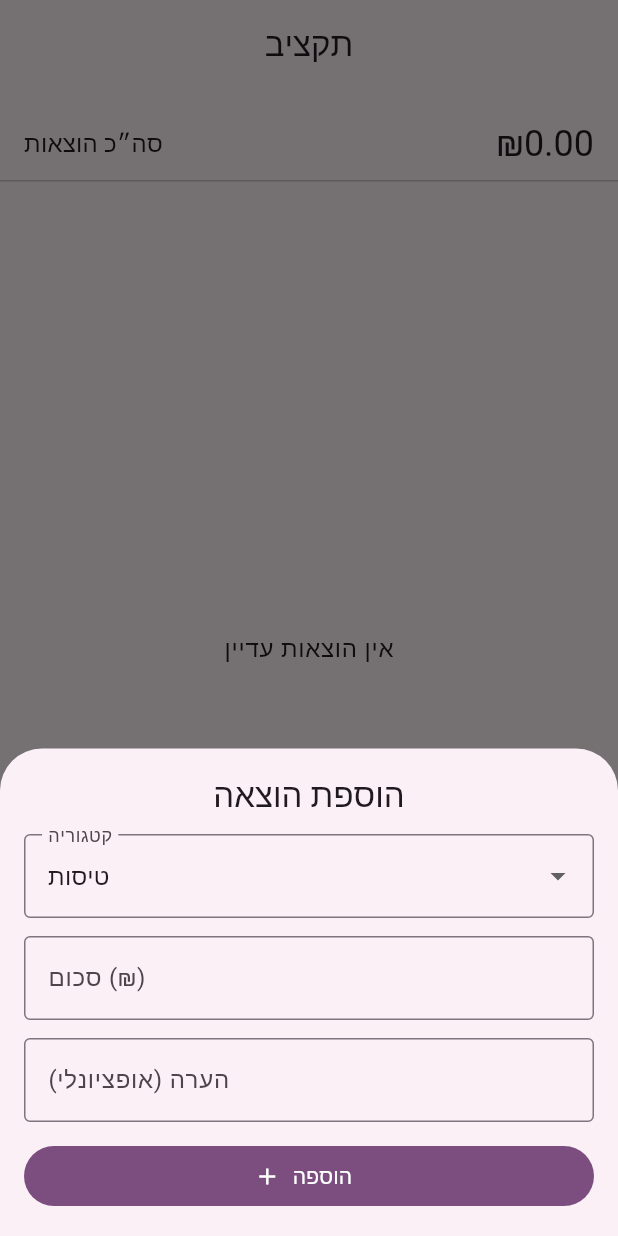
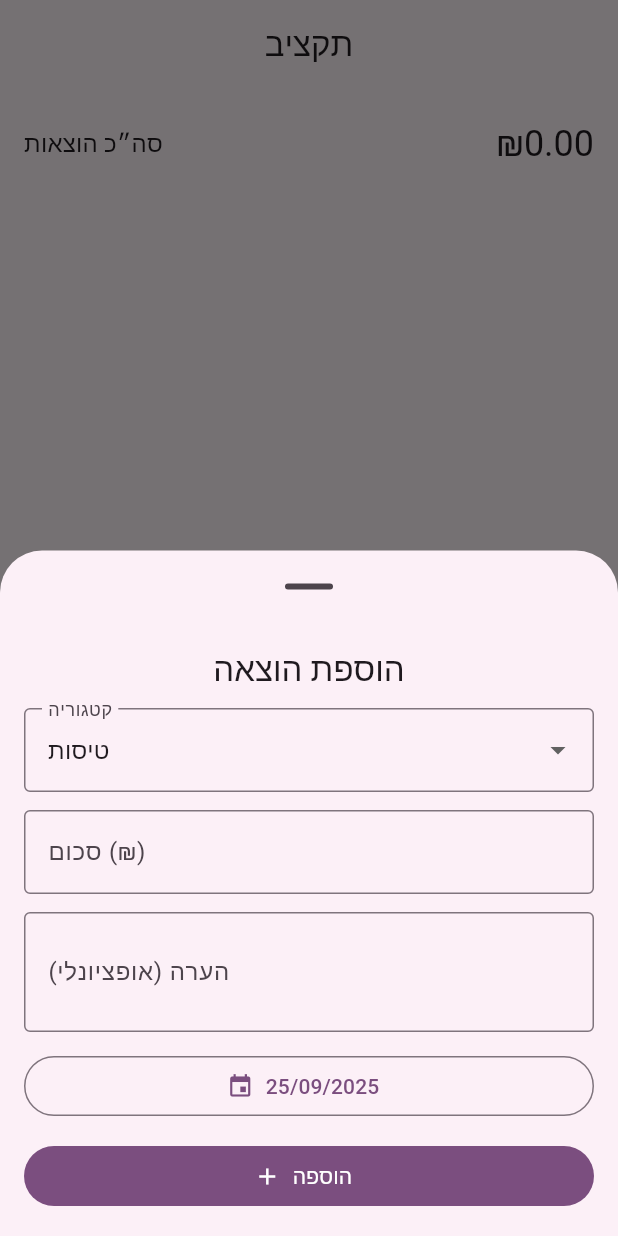
Before and after one commit to MeitalHilf/my_trip_app, a Flutter app: the screen it shows after launch, item 2 of the bottom bar chosen, after a tap on "הוצאה", on a phone screen of 412 x 824 dp. Run offline on Flutter 3.47's test engine with Material 3 defaults, Android fonts, the phone set to English and light mode, and no system bars; our stand-ins replace flutter_dotenv, shared_preferences.

Commit message:
edit and delete - budget page

```diff
--- a/lib/pages/budget_page.dart
+++ b/lib/pages/budget_page.dart
@@ -1,6 +1,7 @@
 import 'dart:convert';
 import 'package:flutter/material.dart';
 import 'package:shared_preferences/shared_preferences.dart';
+import 'package:intl/intl.dart';
 
 class BudgetPage extends StatefulWidget {
   const BudgetPage({super.key});
@@ -12,7 +13,7 @@ class BudgetPage extends StatefulWidget {
 class _BudgetPageState extends State<BudgetPage> {
   static const _storeKey = 'budget_items_v1';
 
-  final List<ExpenseItem> _items = [];
+  final List<BudgetExpenseItem> _items = [];
   bool _loading = true;
 
   @override
@@ -24,16 +25,15 @@ class _BudgetPageState extends State<BudgetPage> {
   Future<void> _loadItems() async {
     final prefs = await SharedPreferences.getInstance();
     final raw = prefs.getString(_storeKey);
+    _items.clear();
     if (raw != null && raw.isNotEmpty) {
+      try {
         final list = (jsonDecode(raw) as List)
             .whereType<Map<String, dynamic>>()
-          .map(ExpenseItem.fromJson)
+            .map(BudgetExpenseItem.fromJson)
             .toList();
-      setState(() {
-        _items
-          ..clear()
-          ..addAll(list);
-      });
+        _items.addAll(list);
+      } catch (_) {}
     }
     setState(() => _loading = false);
   }
@@ -44,48 +44,71 @@ class _BudgetPageState extends State<BudgetPage> {
     await prefs.setString(_storeKey, raw);
   }
 
-  double get _total =>
-      _items.fold(0.0, (sum, e) => sum + (e.amount ?? 0));
+  double get _total => _items.fold(0.0, (s, e) => s + (e.amount ?? 0));
 
-  Future<void> _addItemDialog() async {
+  Map<String, List<BudgetExpenseItem>> get _byCategory {
+    final map = <String, List<BudgetExpenseItem>>{};
+    for (final e in _items) {
+      map.putIfAbsent(e.category, () => []).add(e);
+    }
+    // סדר קטגוריות לפי שם
+    final sorted = Map.fromEntries(
+      map.entries.toList()
+        ..sort((a, b) => a.key.compareTo(b.key)),
+    );
+    return sorted;
+  }
+
+  Future<void> _addOrEditDialog({BudgetExpenseItem? existing}) async {
     final formKey = GlobalKey<FormState>();
-    final noteCtrl = TextEditingController();
-    final amountCtrl = TextEditingController();
-    String category = _categories.first;
+    final noteCtrl = TextEditingController(text: existing?.note ?? '');
+    final amountCtrl =
+    TextEditingController(text: existing?.amount?.toString() ?? '');
+    final categories = const [
+      'טיסות',
+      'לינה',
+      'אוכל',
+      'תחבורה',
+      'אטרקציות',
+      'אחר',
+    ];
+    String category = existing?.category ?? categories.first;
+    DateTime when = existing?.date ?? DateTime.now();
 
     await showModalBottomSheet(
       context: context,
       isScrollControlled: true,
+      showDragHandle: true,
       builder: (ctx) {
+        final bottom = MediaQuery.of(ctx).viewInsets.bottom;
         return Padding(
-          padding: EdgeInsets.only(
-            left: 16,
-            right: 16,
-            top: 16,
-            bottom: MediaQuery.of(ctx).viewInsets.bottom + 16,
-          ),
+          padding: EdgeInsets.fromLTRB(16, 16, 16, bottom + 16),
           child: Form(
             key: formKey,
             child: Column(
               mainAxisSize: MainAxisSize.min,
               children: [
-                Text('הוספת הוצאה', style: Theme.of(ctx).textTheme.titleLarge),
+                Text(
+                  existing == null ? 'הוספת הוצאה' : 'עריכת הוצאה',
+                  style: Theme.of(ctx).textTheme.titleLarge,
+                ),
                 const SizedBox(height: 12),
+
+                // קטגוריה
                 DropdownButtonFormField<String>(
                   value: category,
                   decoration: const InputDecoration(
                     labelText: 'קטגוריה',
                     border: OutlineInputBorder(),
                   ),
-                  items: _categories
-                      .map((c) => DropdownMenuItem(
-                    value: c,
-                    child: Text(c),
-                  ))
+                  items: categories
+                      .map((c) => DropdownMenuItem(value: c, child: Text(c)))
                       .toList(),
-                  onChanged: (v) => category = v ?? _categories.first,
+                  onChanged: (v) => category = v ?? categories.first,
                 ),
                 const SizedBox(height: 12),
+
+                // סכום
                 TextFormField(
                   controller: amountCtrl,
                   keyboardType:
@@ -102,35 +125,84 @@ class _BudgetPageState extends State<BudgetPage> {
                   },
                 ),
                 const SizedBox(height: 12),
+
+                // הערה
                 TextFormField(
                   controller: noteCtrl,
                   decoration: const InputDecoration(
                     labelText: 'הערה (אופציונלי)',
                     border: OutlineInputBorder(),
                   ),
+                  maxLines: 2,
                 ),
                 const SizedBox(height: 12),
+
+                // תאריך
+                Row(
+                  children: [
+                    Expanded(
+                      child: OutlinedButton.icon(
+                        icon: const Icon(Icons.event),
+                        label: Text(DateFormat('dd/MM/yyyy').format(when)),
+                        onPressed: () async {
+                          final d = await showDatePicker(
+                            context: ctx,
+                            initialDate: when,
+                            firstDate: DateTime(2000),
+                            lastDate: DateTime(2100),
+                          );
+                          if (d != null) {
+                            when = DateTime(d.year, d.month, d.day, when.hour, when.minute);
+                            // ignore: use_build_context_synchronously
+                            (ctx as Element).markNeedsBuild();
+                          }
+                        },
+                      ),
+                    ),
+                  ],
+                ),
+                const SizedBox(height: 12),
+
+                // שמירה
                 SizedBox(
                   width: double.infinity,
                   child: FilledButton.icon(
-                    icon: const Icon(Icons.add),
-                    label: const Text('הוספה'),
+                    icon: Icon(existing == null ? Icons.add : Icons.check),
+                    label: Text(existing == null ? 'הוספה' : 'שמירה'),
                     onPressed: () {
                       if (formKey.currentState?.validate() != true) return;
-                      final amt = double.parse(
-                          amountCtrl.text.replaceAll(',', '.'));
-                      final item = ExpenseItem(
-                        id: DateTime.now().microsecondsSinceEpoch.toString(),
+                      final amt =
+                      double.parse(amountCtrl.text.replaceAll(',', '.'));
+
+                      if (existing == null) {
+                        final item = BudgetExpenseItem(
+                          id: DateTime.now()
+                              .microsecondsSinceEpoch
+                              .toString(),
                           category: category,
                           amount: amt,
                           note: noteCtrl.text.trim().isEmpty
                               ? null
                               : noteCtrl.text.trim(),
-                        date: DateTime.now(),
+                          date: when,
                         );
-                      setState(() {
-                        _items.insert(0, item);
-                      });
+                        setState(() => _items.insert(0, item));
+                      } else {
+                        final idx =
+                        _items.indexWhere((e) => e.id == existing.id);
+                        if (idx != -1) {
+                          _items[idx] = existing.copyWith(
+                            category: category,
+                            amount: amt,
+                            note: noteCtrl.text.trim().isEmpty
+                                ? null
+                                : noteCtrl.text.trim(),
+                            date: when,
+                          );
+                          setState(() {});
+                        }
+                      }
+
                       _saveItems();
                       Navigator.pop(ctx);
                     },
@@ -144,11 +216,22 @@ class _BudgetPageState extends State<BudgetPage> {
     );
   }
 
-  void _deleteItem(ExpenseItem item) {
-    setState(() {
-      _items.removeWhere((e) => e.id == item.id);
-    });
+  Future<void> _confirmDelete(BudgetExpenseItem item) async {
+    final ok = await showDialog<bool>(
+      context: context,
+      builder: (_) => AlertDialog(
+        title: const Text('מחיקת הוצאה'),
+        content: const Text('למחוק את ההוצאה הזו?'),
+        actions: [
+          TextButton(onPressed: () => Navigator.pop(context, false), child: const Text('בטל')),
+          FilledButton(onPressed: () => Navigator.pop(context, true), child: const Text('מחק')),
+        ],
+      ),
+    );
+    if (ok == true) {
+      setState(() => _items.removeWhere((e) => e.id == item.id));
       _saveItems();
+    }
   }
 
   @override
@@ -158,100 +241,102 @@ class _BudgetPageState extends State<BudgetPage> {
     return Scaffold(
       body: _loading
           ? const Center(child: CircularProgressIndicator())
-          : Column(
+          : ListView(
+        padding: const EdgeInsets.fromLTRB(16, 24, 16, 100),
         children: [
           // סיכום עליון
-          Padding(
-            padding: const EdgeInsets.fromLTRB(16, 24, 16, 8),
-            child: Row(
+          Row(
             children: [
-                Expanded(
-                  child: Text('סה״כ הוצאות',
-                      style: t.titleMedium),
-                ),
-                Text('₪${_total.toStringAsFixed(2)}',
-                    style: t.headlineSmall),
+              Expanded(child: Text('סה״כ הוצאות', style: t.titleMedium)),
+              Text('₪${_total.toStringAsFixed(2)}', style: t.headlineSmall),
             ],
           ),
+          const SizedBox(height: 12),
+
+          // קיבוץ לפי קטגוריה
+          ..._byCategory.entries.map((entry) {
+            final cat = entry.key;
+            final list = entry.value;
+            final catTotal =
+            list.fold<double>(0, (s, e) => s + (e.amount ?? 0));
+
+            return Card(
+              child: ExpansionTile(
+                title: Text(cat),
+                trailing: Text('₪${catTotal.toStringAsFixed(2)}'),
+                children: list.map((e) {
+                  final subtitle = [
+                    if (e.note?.isNotEmpty == true) e.note!,
+                    if (e.date != null)
+                      DateFormat('dd/MM/yyyy').format(e.date!),
+                  ].join(' • ');
+
+                  return ListTile(
+                    title: Text('₪${(e.amount ?? 0).toStringAsFixed(2)}'),
+                    subtitle: Text(subtitle),
+                    leading: const Icon(Icons.receipt_long),
+                    trailing: Wrap(
+                      spacing: 4,
+                      children: [
+                        IconButton(
+                          tooltip: 'עריכה',
+                          icon: const Icon(Icons.edit_outlined),
+                          onPressed: () => _addOrEditDialog(existing: e),
                         ),
-          const Divider(height: 1),
-          // רשימת הוצאות
-          Expanded(
-            child: _items.isEmpty
-                ? Center(
-              child: Text('אין הוצאות עדיין',
-                  style: t.bodyLarge),
-            )
-                : ListView.builder(
-              itemCount: _items.length,
-              itemBuilder: (context, i) {
-                final e = _items[i];
-                return Dismissible(
-                  key: ValueKey(e.id),
-                  background: Container(
-                    color: Colors.red,
-                    alignment: Alignment.centerRight,
-                    padding:
-                    const EdgeInsets.symmetric(horizontal: 16),
-                    child: const Icon(Icons.delete, color: Colors.white),
-                  ),
-                  direction: DismissDirection.endToStart,
-                  onDismissed: (_) => _deleteItem(e),
-                  child: ListTile(
-                    title: Text('${e.category} • ₪${(e.amount ?? 0).toStringAsFixed(2)}'),
-                    subtitle: Text(
-                      [
-                        if (e.note != null) e.note!,
-                        _formatDate(e.date),
-                      ].join(' • '),
-                    ),
-                  ),
-                );
-              },
-            ),
+                        IconButton(
+                          tooltip: 'מחיקה',
+                          icon: const Icon(Icons.delete_outline),
+                          onPressed: () => _confirmDelete(e),
                         ),
                       ],
                     ),
+                  );
+                }).toList(),
+              ),
+            );
+          }),
+        ],
+      ),
       floatingActionButton: FloatingActionButton.extended(
-        onPressed: _addItemDialog,
+        onPressed: () => _addOrEditDialog(),
         icon: const Icon(Icons.add),
         label: const Text('הוצאה'),
       ),
     );
   }
-
-  static const _categories = <String>[
-    'טיסות',
-    'לינה',
-    'אוכל',
-    'תחבורה',
-    'אטרקציות',
-    'אחר',
-  ];
-
-  String _formatDate(DateTime? d) {
-    if (d == null) return '';
-    final y = d.year.toString().padLeft(4, '0');
-    final m = d.month.toString().padLeft(2, '0');
-    final day = d.day.toString().padLeft(2, '0');
-    return '$day.$m.$y';
-  }
 }
 
-class ExpenseItem {
+// מודל פשוט ושקוף לשמירה ב-SharedPreferences תחת budget_items_v1
+class BudgetExpenseItem {
   final String id;
   final String category;
   final double? amount;
   final String? note;
   final DateTime? date;
 
-  ExpenseItem({
+  BudgetExpenseItem({
     required this.id,
     required this.category,
     required this.amount,
     this.note,
     this.date,
   });
+
+  BudgetExpenseItem copyWith({
+    String? id,
+    String? category,
+    double? amount,
+    String? note,
+    DateTime? date,
+  }) {
+    return BudgetExpenseItem(
+      id: id ?? this.id,
+      category: category ?? this.category,
+      amount: amount ?? this.amount,
+      note: note ?? this.note,
+      date: date ?? this.date,
+    );
+  }
 
   Map<String, dynamic> toJson() => {
     'id': id,
@@ -261,7 +346,8 @@ class ExpenseItem {
     'date': date?.toIso8601String(),
   };
 
-  factory ExpenseItem.fromJson(Map<String, dynamic> json) => ExpenseItem(
+  factory BudgetExpenseItem.fromJson(Map<String, dynamic> json) =>
+      BudgetExpenseItem(
         id: json['id'] as String,
         category: json['category'] as String,
         amount: (json['amount'] as num?)?.toDouble(),
```
Lines whose indentation alone changed are shown as unchanged.
